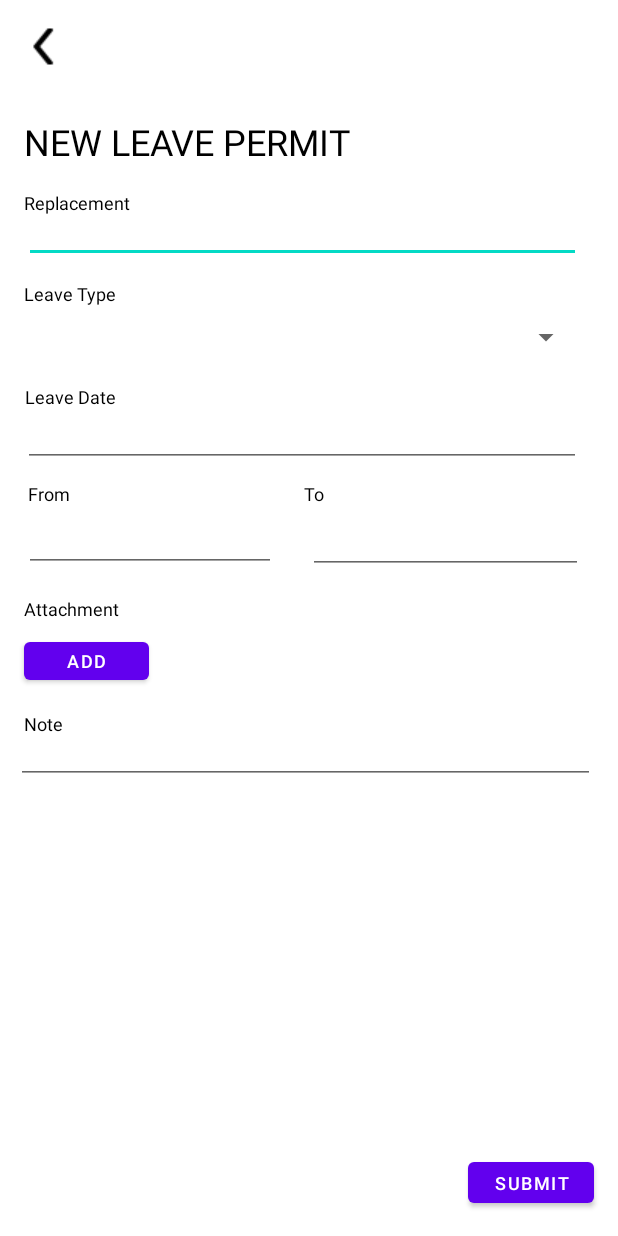
After one commit to hengky9099/Mobile_application, an Android app: the layout fragment_izin_cuti.xml on its own in the app's theme, with its tools: preview values and no code run, on a phone screen of 412 x 824 dp. The commit adds this screen. Run offline under Robolectric (Android 15) with nearby library versions, the phone set to English and light mode, and no system bars.

Commit message:
pertambahan izin cuti dan laporan ot page

```diff
--- /dev/null
+++ b/app/src/main/res/layout/fragment_izin_cuti.xml
@@ -0,0 +1,219 @@
+<?xml version="1.0" encoding="utf-8"?>
+<androidx.constraintlayout.widget.ConstraintLayout xmlns:android="http://schemas.android.com/apk/res/android"
+    xmlns:app="http://schemas.android.com/apk/res-auto"
+    xmlns:tools="http://schemas.android.com/tools"
+    android:layout_width="match_parent"
+    android:layout_height="match_parent">
+
+    <TextView
+        android:id="@+id/textView34"
+        android:layout_width="wrap_content"
+        android:layout_height="wrap_content"
+        android:layout_marginTop="32dp"
+        android:text="NEW LEAVE PERMIT"
+        android:textColor="#000000"
+        android:textSize="24sp"
+        app:layout_constraintEnd_toEndOf="parent"
+        app:layout_constraintHorizontal_bias="0.083"
+        app:layout_constraintStart_toStartOf="parent"
+        app:layout_constraintTop_toBottomOf="@+id/imageButton3" />
+
+    <ImageButton
+        android:id="@+id/imageButton3"
+        android:layout_width="wrap_content"
+        android:layout_height="wrap_content"
+        android:layout_marginTop="16dp"
+        android:background="#FFFFFF"
+        app:layout_constraintEnd_toEndOf="parent"
+        app:layout_constraintHorizontal_bias="0.041"
+        app:layout_constraintStart_toStartOf="parent"
+        app:layout_constraintTop_toTopOf="parent"
+        app:srcCompat="@drawable/icons8_chevron_left_30" />
+
+    <TextView
+        android:id="@+id/textView35"
+        android:layout_width="wrap_content"
+        android:layout_height="wrap_content"
+        android:layout_marginTop="16dp"
+        android:text="Replacement"
+        android:textColor="#000000"
+        android:textSize="12sp"
+        app:layout_constraintEnd_toEndOf="parent"
+        app:layout_constraintHorizontal_bias="0.047"
+        app:layout_constraintStart_toStartOf="parent"
+        app:layout_constraintTop_toBottomOf="@+id/textView34" />
+
+    <EditText
+        android:id="@+id/editTextDate2"
+        android:layout_width="371dp"
+        android:layout_height="32dp"
+        android:ems="10"
+        android:inputType="date"
+        app:layout_constraintEnd_toEndOf="parent"
+        app:layout_constraintHorizontal_bias="0.4"
+        app:layout_constraintStart_toStartOf="parent"
+        app:layout_constraintTop_toBottomOf="@+id/textView35" />
+
+    <TextView
+        android:id="@+id/textView36"
+        android:layout_width="wrap_content"
+        android:layout_height="wrap_content"
+        android:layout_marginTop="44dp"
+        android:text="Leave Type"
+        android:textColor="#000000"
+        android:textSize="12sp"
+        app:layout_constraintEnd_toEndOf="parent"
+        app:layout_constraintHorizontal_bias="0.045"
+        app:layout_constraintStart_toStartOf="parent"
+        app:layout_constraintTop_toBottomOf="@+id/textView35" />
+
+    <TextView
+        android:id="@+id/textView37"
+        android:layout_width="wrap_content"
+        android:layout_height="wrap_content"
+        android:layout_marginTop="52dp"
+        android:text="Leave Date"
+        android:textColor="#000000"
+        android:textSize="12sp"
+        app:layout_constraintEnd_toEndOf="parent"
+        app:layout_constraintHorizontal_bias="0.048"
+        app:layout_constraintStart_toStartOf="parent"
+        app:layout_constraintTop_toBottomOf="@+id/textView36" />
+
+    <TextView
+        android:id="@+id/textView38"
+        android:layout_width="wrap_content"
+        android:layout_height="wrap_content"
+        android:layout_marginTop="48dp"
+        android:text="From"
+        android:textColor="#000000"
+        android:textSize="12sp"
+        app:layout_constraintEnd_toEndOf="parent"
+        app:layout_constraintHorizontal_bias="0.048"
+        app:layout_constraintStart_toStartOf="parent"
+        app:layout_constraintTop_toBottomOf="@+id/textView37" />
+
+    <TextView
+        android:id="@+id/textView39"
+        android:layout_width="wrap_content"
+        android:layout_height="wrap_content"
+        android:layout_marginTop="48dp"
+        android:text="To"
+        android:textColor="#000000"
+        android:textSize="12sp"
+        app:layout_constraintEnd_toEndOf="parent"
+        app:layout_constraintHorizontal_bias="0.444"
+        app:layout_constraintStart_toEndOf="@+id/textView38"
+        app:layout_constraintTop_toBottomOf="@+id/textView37" />
+
+    <Spinner
+        android:id="@+id/spinner2"
+        android:layout_width="372dp"
+        android:layout_height="25dp"
+        android:layout_marginTop="8dp"
+        android:spinnerMode="dropdown"
+        app:layout_constraintEnd_toEndOf="parent"
+        app:layout_constraintHorizontal_bias="0.406"
+        app:layout_constraintStart_toStartOf="parent"
+        app:layout_constraintTop_toBottomOf="@+id/textView36" />
+
+    <EditText
+        android:id="@+id/editTextDate3"
+        android:layout_width="372dp"
+        android:layout_height="31dp"
+        android:layout_marginTop="7dp"
+        android:ems="10"
+        android:inputType="date"
+        app:layout_constraintEnd_toEndOf="parent"
+        app:layout_constraintHorizontal_bias="0.389"
+        app:layout_constraintStart_toStartOf="parent"
+        app:layout_constraintTop_toBottomOf="@+id/textView37" />
+
+    <EditText
+        android:id="@+id/editTextTime"
+        android:layout_width="168dp"
+        android:layout_height="32dp"
+        android:layout_marginTop="12dp"
+        android:ems="10"
+        android:inputType="time"
+        app:layout_constraintEnd_toEndOf="parent"
+        app:layout_constraintHorizontal_bias="0.065"
+        app:layout_constraintStart_toStartOf="parent"
+        app:layout_constraintTop_toBottomOf="@+id/textView38" />
+
+    <EditText
+        android:id="@+id/editTextTime2"
+        android:layout_width="183dp"
+        android:layout_height="33dp"
+        android:layout_marginTop="12dp"
+        android:ems="10"
+        android:inputType="time"
+        app:layout_constraintEnd_toEndOf="parent"
+        app:layout_constraintHorizontal_bias="0.477"
+        app:layout_constraintStart_toEndOf="@+id/editTextTime"
+        app:layout_constraintTop_toBottomOf="@+id/textView39" />
+
+    <TextView
+        android:id="@+id/textView40"
+        android:layout_width="wrap_content"
+        android:layout_height="wrap_content"
+        android:layout_marginTop="16dp"
+        android:text="Attachment"
+        android:textColor="#000000"
+        android:textSize="12sp"
+        app:layout_constraintEnd_toEndOf="parent"
+        app:layout_constraintHorizontal_bias="0.045"
+        app:layout_constraintStart_toStartOf="parent"
+        app:layout_constraintTop_toBottomOf="@+id/editTextTime" />
+
+    <TextView
+        android:id="@+id/textView41"
+        android:layout_width="wrap_content"
+        android:layout_height="wrap_content"
+        android:layout_marginTop="60dp"
+        android:text="Note"
+        android:textColor="#000000"
+        android:textSize="12sp"
+        app:layout_constraintEnd_toEndOf="parent"
+        app:layout_constraintHorizontal_bias="0.041"
+        app:layout_constraintStart_toStartOf="parent"
+        app:layout_constraintTop_toBottomOf="@+id/textView40" />
+
+    <Button
+        android:id="@+id/button5"
+        android:layout_width="83dp"
+        android:layout_height="37dp"
+        android:layout_marginTop="8dp"
+        android:text="Add"
+        android:textSize="12sp"
+        app:layout_constraintEnd_toEndOf="parent"
+        app:layout_constraintHorizontal_bias="0.048"
+        app:layout_constraintStart_toStartOf="parent"
+        app:layout_constraintTop_toBottomOf="@+id/textView40" />
+
+    <EditText
+        android:id="@+id/editTextTextMultiLine"
+        android:layout_width="386dp"
+        android:layout_height="28dp"
+        android:layout_marginTop="4dp"
+        android:ems="10"
+        android:gravity="start|top"
+        android:inputType="textMultiLine"
+        app:layout_constraintEnd_toEndOf="parent"
+        app:layout_constraintHorizontal_bias="0.4"
+        app:layout_constraintStart_toStartOf="parent"
+        app:layout_constraintTop_toBottomOf="@+id/textView41" />
+
+    <Button
+        android:id="@+id/button8"
+        android:layout_width="84dp"
+        android:layout_height="39dp"
+        android:layout_marginBottom="16dp"
+        android:text="Submit"
+        android:textSize="12sp"
+        app:layout_constraintBottom_toBottomOf="parent"
+        app:layout_constraintEnd_toEndOf="parent"
+        app:layout_constraintHorizontal_bias="0.952"
+        app:layout_constraintStart_toStartOf="parent" />
+
+</androidx.constraintlayout.widget.ConstraintLayout>
```
Also changed, not shown: app/src/main/res/layout/fragment_home.xml (+163 -161 lines), app/src/main/res/layout/fragment_laporan_ot.xml (added, +171 -0 lines).
